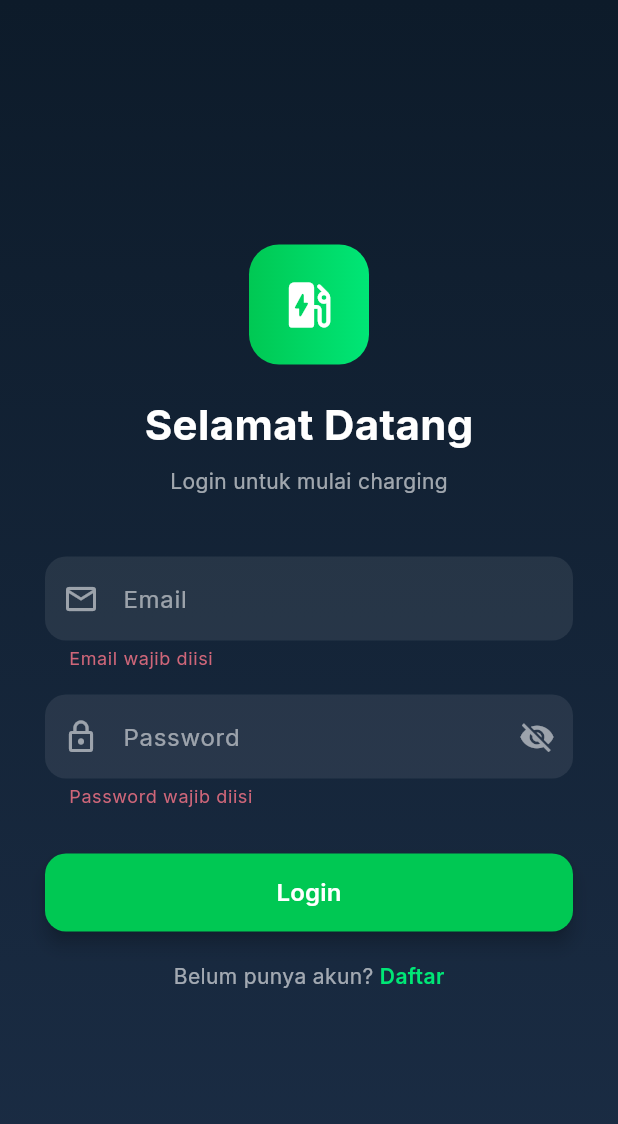
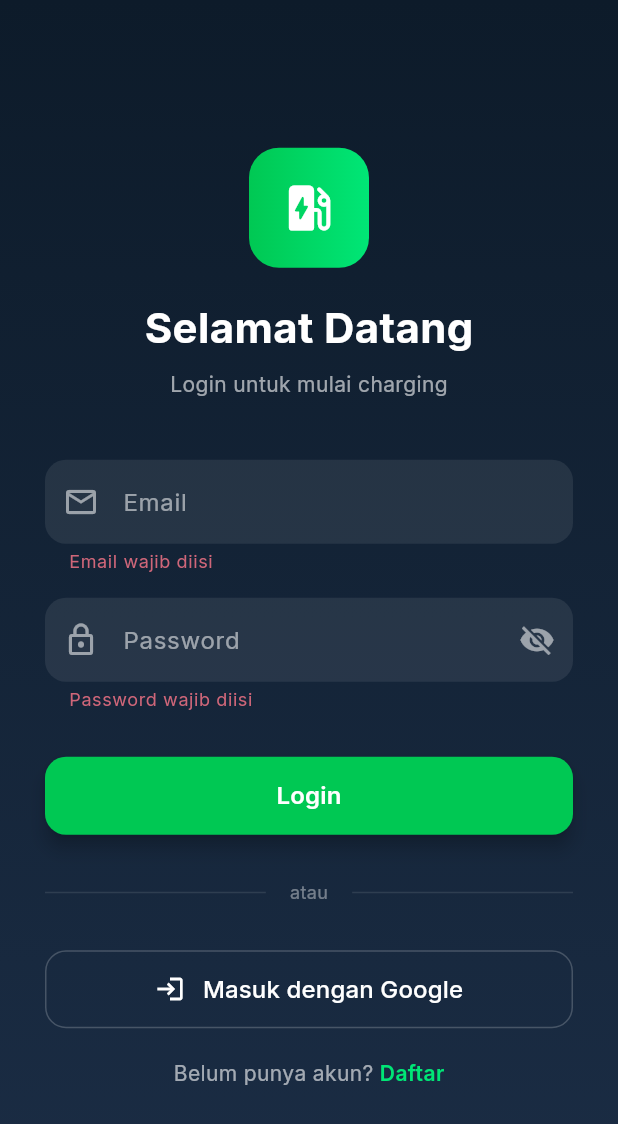
Before and after one commit to Julianarwansah/sistemcharging, a Flutter app: the screen it shows after launch, after a tap on "Login", on a phone screen of 412 x 824 dp. Shown: the top 1124 px of the screen. Run offline on Flutter 3.47's test engine with Material 3 defaults, Android fonts, the phone set to English and light mode, and no system bars; our stand-ins replace google_fonts, google_sign_in, percent_indicator, shared_preferences; missing offline and left inert: mobile_scanner; accounts and stored records are empty; network calls fail.

Commit message:
feat: initial commit with google login integrated

```diff
--- a/mobile/lib/config/app_config.dart
+++ b/mobile/lib/config/app_config.dart
@@ -2,7 +2,7 @@ class AppConfig {
   // Change this to your backend server IP/URL
   // For Android emulator use 10.0.2.2 instead of localhost
   // For physical device use your computer's local IP
-  static const String baseUrl = 'http://10.0.2.2:8080';
+  static const String baseUrl = 'http://192.168.1.10:8080';
   static const String apiUrl = '$baseUrl/api/v1';
-  static const String wsUrl = 'ws://10.0.2.2:8080/api/v1/ws';
+  static const String wsUrl = 'ws://192.168.1.10:8080/api/v1/ws';
 }
--- a/mobile/lib/screens/history_screen.dart
+++ b/mobile/lib/screens/history_screen.dart
@@ -22,6 +22,7 @@ class _HistoryScreenState extends State<HistoryScreen> {
   void initState() {
     super.initState();
     Future.microtask(() {
+      if (!mounted) return;
       Provider.of<SessionProvider>(context, listen: false).loadHistory();
     });
   }
--- a/mobile/lib/screens/home_screen.dart
+++ b/mobile/lib/screens/home_screen.dart
@@ -15,6 +15,7 @@ class _HomeScreenState extends State<HomeScreen> {
   void initState() {
     super.initState();
     Future.microtask(() {
+      if (!mounted) return;
       Provider.of<StationProvider>(context, listen: false).loadStations();
     });
   }
--- a/mobile/lib/screens/login_screen.dart
+++ b/mobile/lib/screens/login_screen.dart
@@ -26,12 +26,16 @@ class _LoginScreenState extends State<LoginScreen> {
     if (!_formKey.currentState!.validate()) return;
 
     final auth = Provider.of<AuthProvider>(context, listen: false);
+    final navigator = Navigator.of(context);
+    final messenger = ScaffoldMessenger.of(context);
+
     final success = await auth.login(_emailCtrl.text, _passCtrl.text);
+    if (!mounted) return;
 
-    if (success && mounted) {
-      Navigator.pushReplacementNamed(context, '/home');
-    } else if (mounted) {
-      ScaffoldMessenger.of(context).showSnackBar(
+    if (success) {
+      navigator.pushReplacementNamed('/home');
+    } else {
+      messenger.showSnackBar(
         SnackBar(
           content: Text(auth.error ?? 'Login gagal'),
           backgroundColor: Colors.redAccent,
@@ -103,8 +107,9 @@ class _LoginScreenState extends State<LoginScreen> {
                           icon: Icons.email_outlined,
                           keyboardType: TextInputType.emailAddress,
                           validator: (v) {
-                            if (v == null || v.isEmpty)
+                            if (v == null || v.isEmpty) {
                               return 'Email wajib diisi';
+                            }
                             if (!v.contains('@')) return 'Email tidak valid';
                             return null;
                           },
@@ -169,6 +174,98 @@ class _LoginScreenState extends State<LoginScreen> {
                           ),
                         ),
                       ],
+                    ),
+                  ),
+                  const SizedBox(height: 30),
+
+                  // Divider
+                  Row(
+                    children: [
+                      Expanded(
+                        child: Divider(
+                          color: Colors.white.withValues(alpha: 0.1),
+                          thickness: 1,
+                        ),
+                      ),
+                      Padding(
+                        padding: const EdgeInsets.symmetric(horizontal: 16),
+                        child: Text(
+                          'atau',
+                          style: TextStyle(
+                            color: Colors.white.withValues(alpha: 0.4),
+                            fontSize: 12,
+                          ),
+                        ),
+                      ),
+                      Expanded(
+                        child: Divider(
+                          color: Colors.white.withValues(alpha: 0.1),
+                          thickness: 1,
+                        ),
+                      ),
+                    ],
+                  ),
+                  const SizedBox(height: 30),
+
+                  // Google Login Button
+                  Consumer<AuthProvider>(
+                    builder: (_, auth, __) => SizedBox(
+                      width: double.infinity,
+                      height: 52,
+                      child: OutlinedButton(
+                        onPressed: auth.isLoading
+                            ? null
+                            : () async {
+                                final navigator = Navigator.of(context);
+                                final messenger = ScaffoldMessenger.of(context);
+
+                                final success = await auth.loginWithGoogle();
+                                if (!mounted) return;
+
+                                if (success) {
+                                  navigator.pushReplacementNamed('/home');
+                                } else if (auth.error != null) {
+                                  messenger.showSnackBar(
+                                    SnackBar(
+                                      content: Text(auth.error!),
+                                      backgroundColor: Colors.redAccent,
+                                    ),
+                                  );
+                                }
+                              },
+                        style: OutlinedButton.styleFrom(
+                          foregroundColor: Colors.white,
+                          side: BorderSide(
+                            color: Colors.white.withValues(alpha: 0.2),
+                          ),
+                          shape: RoundedRectangleBorder(
+                            borderRadius: BorderRadius.circular(14),
+                          ),
+                        ),
+                        child: Row(
+                          mainAxisAlignment: MainAxisAlignment.center,
+                          children: [
+                            Image.network(
+                              'https://fonts.gstatic.com/s/i/productlogos/googleg/v6/24px.svg',
+                              width: 20,
+                              height: 20,
+                              errorBuilder: (_, __, ___) => const Icon(
+                                Icons.login,
+                                size: 20,
+                                color: Colors.white,
+                              ),
+                            ),
+                            const SizedBox(width: 12),
+                            const Text(
+                              'Masuk dengan Google',
+                              style: TextStyle(
+                                fontSize: 16,
+                                fontWeight: FontWeight.w500,
+                              ),
+                            ),
+                          ],
+                        ),
+                      ),
                     ),
                   ),
                   const SizedBox(height: 20),
--- a/mobile/lib/screens/register_screen.dart
+++ b/mobile/lib/screens/register_screen.dart
@@ -118,8 +118,9 @@ class _RegisterScreenState extends State<RegisterScreen> {
                           icon: Icons.email_outlined,
                           keyboardType: TextInputType.emailAddress,
                           validator: (v) {
-                            if (v == null || v.isEmpty)
+                            if (v == null || v.isEmpty) {
                               return 'Email wajib diisi';
+                            }
                             if (!v.contains('@')) return 'Email tidak valid';
                             return null;
                           },
--- a/mobile/pubspec.yaml
+++ b/mobile/pubspec.yaml
@@ -20,6 +20,7 @@ dependencies:
   shimmer: ^3.0.0
   flutter_animate: ^4.5.2
   percent_indicator: ^4.2.3
+  google_sign_in: ^6.2.1
 
 dev_dependencies:
   flutter_test:
```
Also changed, not shown: mobile/lib/providers/auth_provider.dart (+48 -0 lines), mobile/lib/services/api_service.dart (+13 -0 lines), mobile/pubspec.lock, 10 other files.
